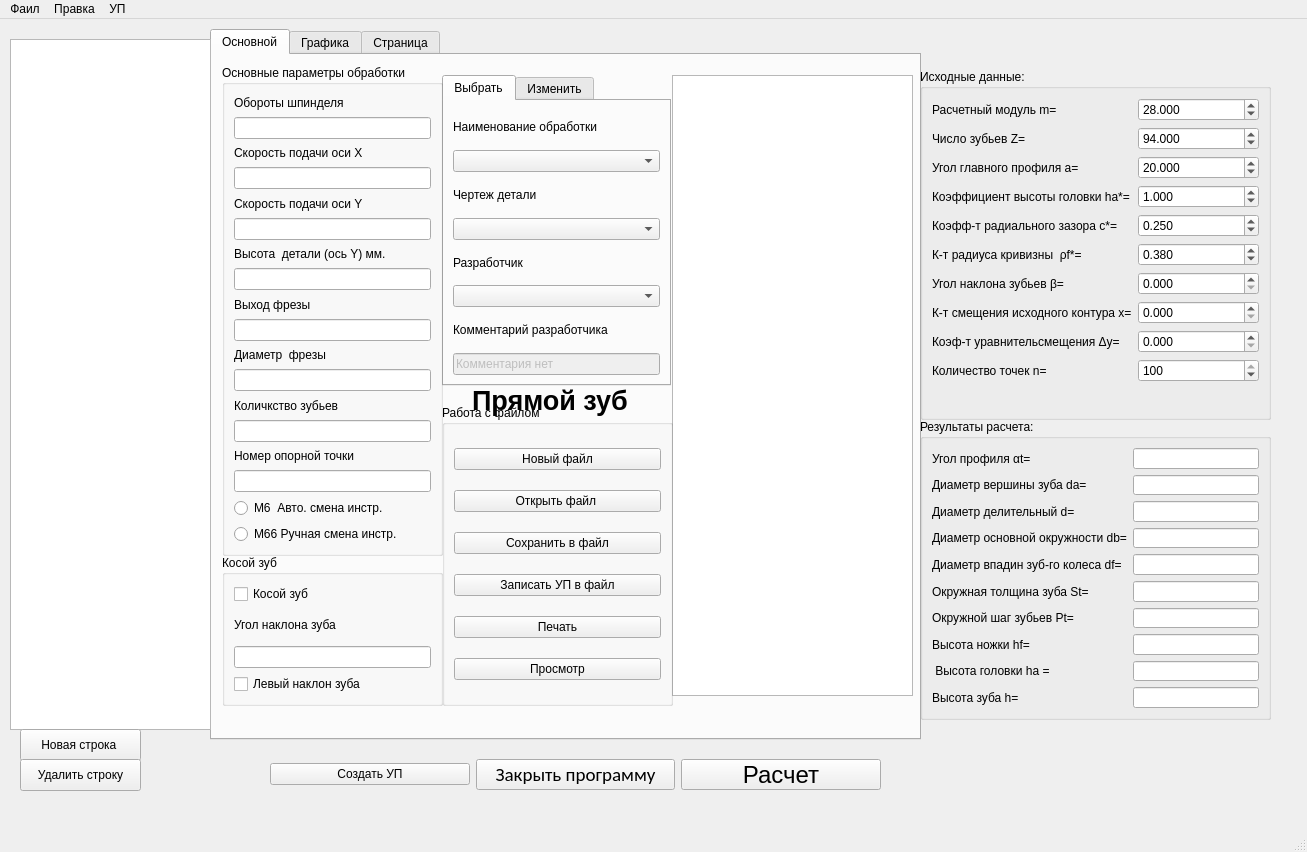
This is Window.ui in Dgekan/Control-Program-Editor-CNC-Ver.4.0.0 as Qt 5 draws it before an edit. The edited form follows.
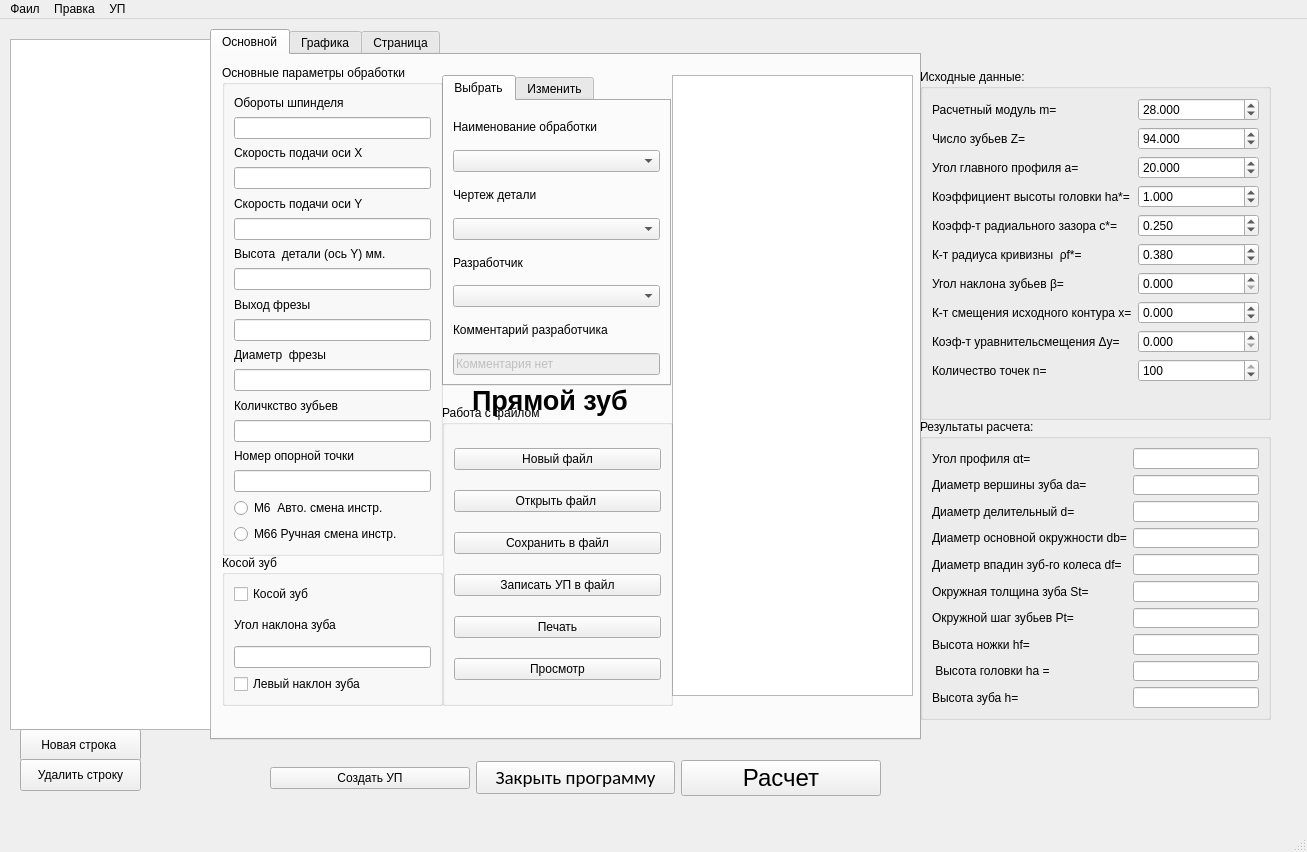
This is the edited form. The open tabs and pages were chosen to show the change. Custom widgets are drawn as their Qt base class.

Commit message: добавил отрицательное значение в коф смищения исходного контура

Patch:
```diff
--- a/Window.ui
+++ b/Window.ui
@@ -782,6 +782,9 @@
        <property name="decimals">
         <number>3</number>
        </property>
+       <property name="minimum">
+        <double>-10.000000000000000</double>
+       </property>
        <property name="value">
         <double>0.000000000000000</double>
        </property>
@@ -941,13 +944,13 @@
      </item>
     </layout>
    </widget>
-   <widget class="QWidget" name="">
+   <widget class="QWidget" name="layoutWidget">
     <property name="geometry">
      <rect>
       <x>270</x>
       <y>740</y>
       <width>611</width>
-      <height>31</height>
+      <height>38</height>
      </rect>
     </property>
     <layout class="QHBoxLayout" name="horizontalLayout">
```
Left out of the diff: 2 changed lines with no effect on the pictures.
